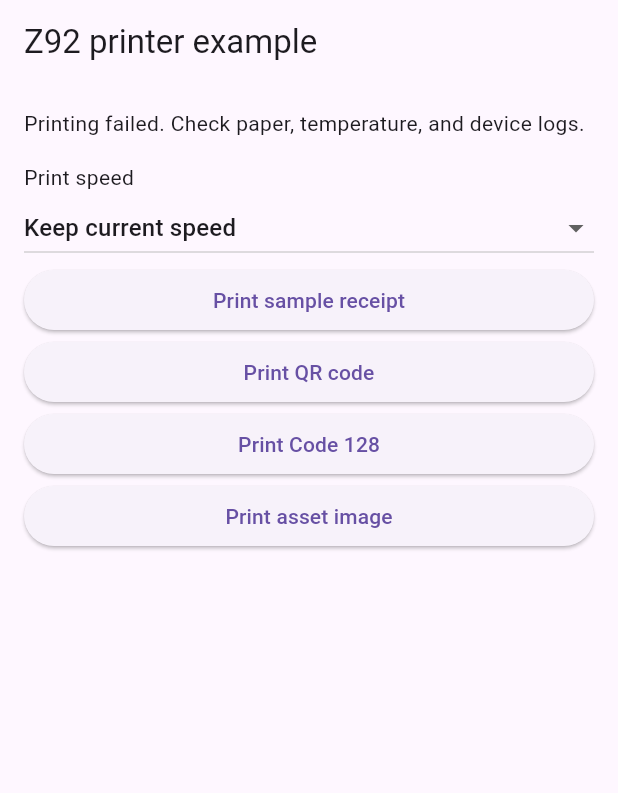
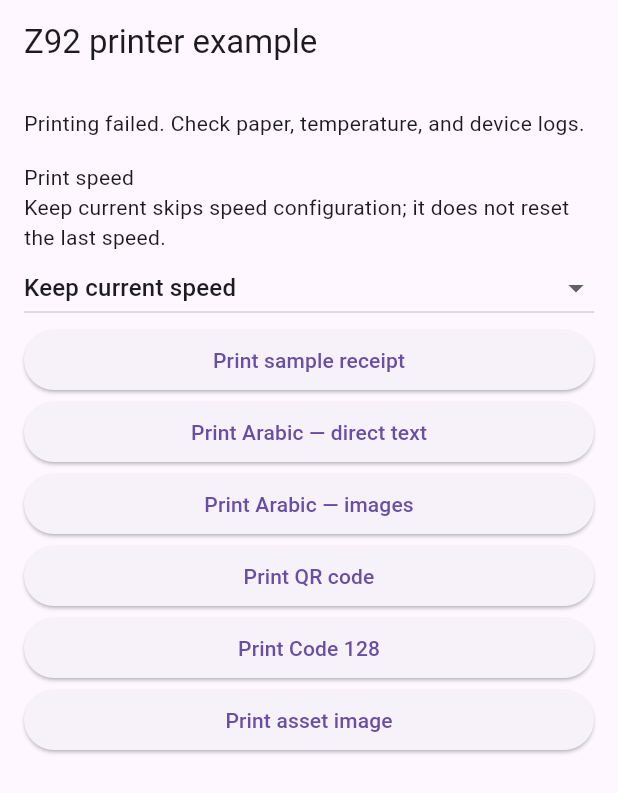
Before and after one commit to Nidal-Bakir/z92-pos-printer-flutter-sdk, a Flutter app: the screen it shows after launch, after a tap on "Print sample receipt", on a phone screen of 412 x 824 dp. Shown: the top 793 px of the screen. Run offline on Flutter 3.47's test engine with Material 3 defaults, Android fonts, the phone set to English and light mode, and no system bars; our stand-ins replace plugin_platform_interface.

Commit message:
add arabic text tests

```diff
--- a/example/lib/main.dart
+++ b/example/lib/main.dart
@@ -1,3 +1,5 @@
+import 'dart:ui' as ui;
+
 import 'package:flutter/material.dart';
 import 'package:flutter/services.dart';
 import 'package:z92_pos_printer_flutter_sdk/z92_pos_printer_flutter_sdk.dart';
@@ -37,6 +39,8 @@ class _MyAppState extends State<MyApp> {
       status = 'Platform error: ${error.code}';
     } on MissingPluginException {
       status = 'This example requires the Android ZCS printer plugin.';
+    } catch (_) {
+      status = 'Could not prepare or print the sample. Check device logs.';
     }
     if (!mounted) return;
     setState(() {
@@ -47,7 +51,7 @@ class _MyAppState extends State<MyApp> {
 
   Future<bool?> _printReceipt() {
     // One submission; a retry could duplicate a partially printed sale.
-    return _printer.printBatch(commands: [
+    return _printCommands([
       PrintCommand.text(
         text: 'Z92 DEMO STORE',
         alignment: AlignmentPrint.center,
@@ -89,10 +93,101 @@ class _MyAppState extends State<MyApp> {
 
   Future<bool?> _printImage() async {
     final asset = await rootBundle.load('asset/a4-print-test.png');
-    return _printer.printImage(
-      pathImage:
-          asset.buffer.asUint8List(asset.offsetInBytes, asset.lengthInBytes),
+    return _printCommands([
+      PrintCommand.image(
+          pathImage: asset.buffer
+              .asUint8List(asset.offsetInBytes, asset.lengthInBytes)),
+      PrintCommand.space(space: 3),
+    ]);
+  }
+
+  // Same image at the start of every sample, fitted to receipt width.
+  Future<Uint8List> _headerImage() async {
+    final asset = await rootBundle.load('asset/a4-print-test.png');
+    final codec = await ui.instantiateImageCodec(
+      asset.buffer.asUint8List(asset.offsetInBytes, asset.lengthInBytes),
+      targetWidth: 120,
     );
+    final frame = await codec.getNextFrame();
+    try {
+      final recorder = ui.PictureRecorder();
+      final canvas = ui.Canvas(recorder);
+      canvas.drawColor(const ui.Color(0xffffffff), ui.BlendMode.src);
+      canvas.drawImage(
+          frame.image, ui.Offset((384 - frame.image.width) / 2, 0), ui.Paint());
+      return await _png(recorder.endRecording(), 384, frame.image.height);
+    } finally {
+      frame.image.dispose();
+      codec.dispose();
+    }
+  }
+
+  Future<Uint8List> _png(ui.Picture picture, int width, int height) async {
+    ui.Image? image;
+    try {
+      image = await picture.toImage(width, height);
+      final bytes = await image.toByteData(format: ui.ImageByteFormat.png);
+      if (bytes == null) throw StateError('Could not encode receipt image');
+      return bytes.buffer.asUint8List(bytes.offsetInBytes, bytes.lengthInBytes);
+    } finally {
+      image?.dispose();
+      picture.dispose();
+    }
+  }
+
+  Future<bool?> _printCommands(List<PrintCommand> commands) async {
+    final header = await _headerImage();
+    return _printer.printBatch(commands: [
+      PrintCommand.image(pathImage: header),
+      ...commands,
+    ]);
+  }
+
+  Future<Uint8List> _arabicImage(String text) async {
+    final paragraph = (ui.ParagraphBuilder(ui.ParagraphStyle(
+      textDirection: ui.TextDirection.rtl,
+      textAlign: ui.TextAlign.right,
+      fontSize: 24,
+    ))
+          ..pushStyle(ui.TextStyle(color: const ui.Color(0xff000000)))
+          ..addText(text))
+        .build();
+    try {
+      paragraph.layout(const ui.ParagraphConstraints(width: 384));
+      final recorder = ui.PictureRecorder();
+      final canvas = ui.Canvas(recorder);
+      canvas.drawColor(const ui.Color(0xffffffff), ui.BlendMode.src);
+      canvas.drawParagraph(paragraph, ui.Offset.zero);
+      return await _png(recorder.endRecording(), 384, paragraph.height.ceil());
+    } finally {
+      paragraph.dispose();
+    }
+  }
+
+  Future<bool?> _printArabic({required bool asImages}) async {
+    const lines = [
+      'موقف السيارات',
+      'إيصال دخول سيارة',
+      'رقم التذكرة: 12345',
+      'رقم السيارة: ١٢٣٤٥٦',
+      'التاريخ: 2026/11/17',
+      'وقت الدخول: 12:30',
+      'المدة: ساعتان',
+      'المبلغ الإجمالي: 15000 ل.س',
+      'شكراً لزيارتكم',
+    ];
+    final commands = <PrintCommand>[];
+    for (final line in lines) {
+      commands.add(asImages
+          ? PrintCommand.image(pathImage: await _arabicImage(line))
+          : PrintCommand.text(
+              text: line, alignment: AlignmentPrint.right, fontSize: 24));
+    }
+    commands.addAll([
+      PrintCommand.qrCode(text: 'Z92-DEMO-001', width: 200, height: 200),
+      PrintCommand.space(space: 3),
+    ]);
+    return _printCommands(commands);
   }
 
   @override
@@ -106,6 +201,8 @@ class _MyAppState extends State<MyApp> {
             Text(_status),
             const SizedBox(height: 16),
             const Text('Print speed'),
+            const Text(
+                'Keep current skips speed configuration; it does not reset the last speed.'),
             DropdownButton<PrintSpeed>(
               value: _speed,
               isExpanded: true,
@@ -132,21 +229,33 @@ class _MyAppState extends State<MyApp> {
             ElevatedButton(
               onPressed: _printing
                   ? null
-                  : () => _runPrint(() => _printer.printQRCode(
-                        text: 'Z92-DEMO-001',
-                        width: 200,
-                        height: 200,
-                      )),
+                  : () => _runPrint(() => _printArabic(asImages: false)),
+              child: const Text('Print Arabic — direct text'),
+            ),
+            ElevatedButton(
+              onPressed: _printing
+                  ? null
+                  : () => _runPrint(() => _printArabic(asImages: true)),
+              child: const Text('Print Arabic — images'),
+            ),
+            ElevatedButton(
+              onPressed: _printing
+                  ? null
+                  : () => _runPrint(() => _printCommands([
+                        PrintCommand.qrCode(
+                            text: 'Z92-DEMO-001', width: 200, height: 200),
+                        PrintCommand.space(space: 3),
+                      ])),
               child: const Text('Print QR code'),
             ),
             ElevatedButton(
               onPressed: _printing
                   ? null
-                  : () => _runPrint(() => _printer.printBarCode128(
-                        text: '1234567890',
-                        width: 300,
-                        height: 80,
-                      )),
+                  : () => _runPrint(() => _printCommands([
+                        PrintCommand.barCode128(
+                            text: '1234567890', width: 300, height: 80),
+                        PrintCommand.space(space: 3),
+                      ])),
               child: const Text('Print Code 128'),
             ),
             ElevatedButton(
```
Also changed, not shown: 2 other files.
